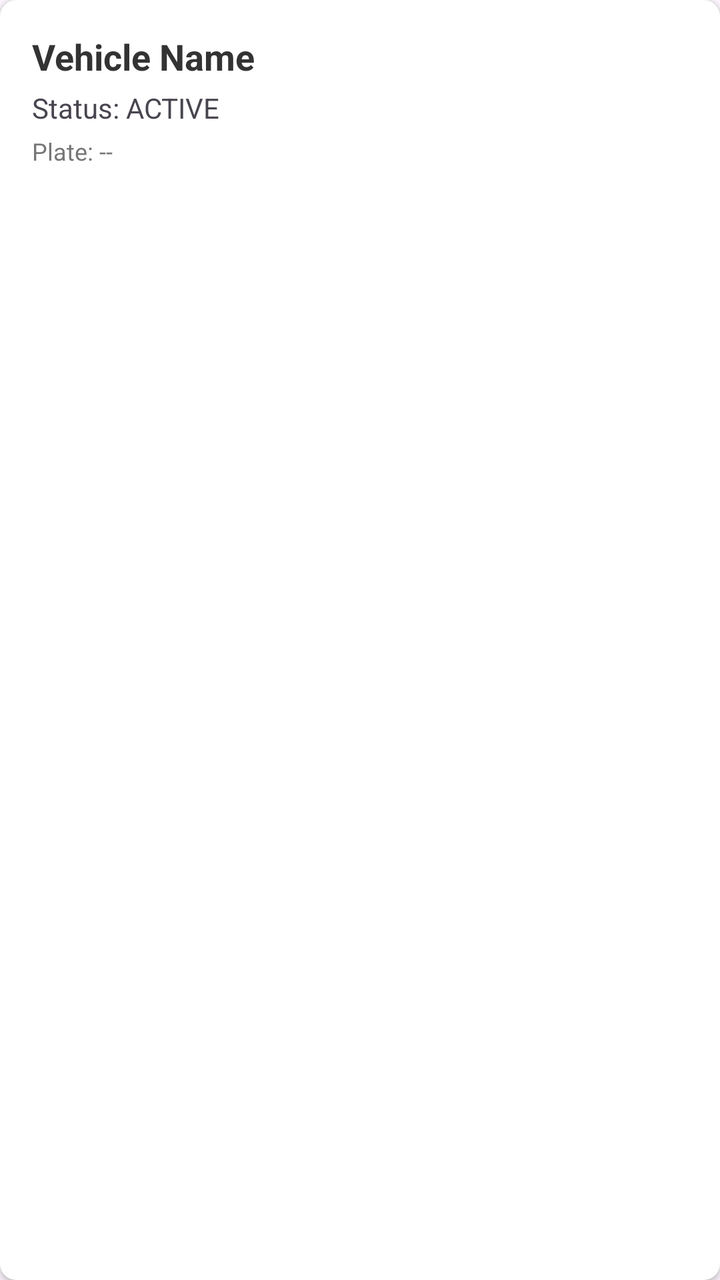
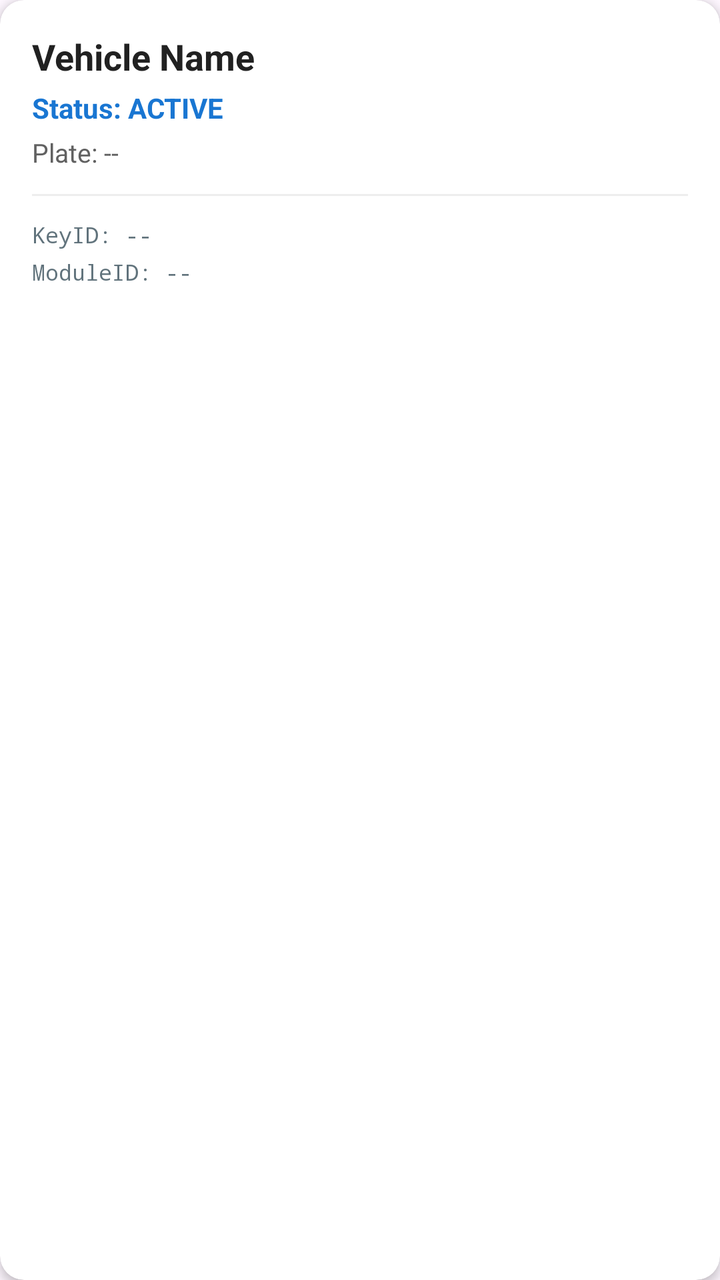

An Android layout rendered at two revisions. The XML below is the earlier revision; the diff shows what the commit changed to produce the second picture.
<!-- AndroidManifest.xml: application theme Theme._100_BasicCrypto -->
<!-- res/layout/item_digital_key.xml -->
<?xml version="1.0" encoding="utf-8"?>
<androidx.cardview.widget.CardView xmlns:android="http://schemas.android.com/apk/res/android"
    xmlns:app="http://schemas.android.com/apk/res-auto"
    android:layout_width="match_parent"
    android:layout_height="wrap_content"
    android:layout_marginBottom="8dp"
    app:cardCornerRadius="8dp"
    app:cardElevation="2dp">

    <LinearLayout
        android:layout_width="match_parent"
        android:layout_height="wrap_content"
        android:orientation="vertical"
        android:padding="16dp">

        <TextView
            android:id="@+id/tv_item_name"
            android:layout_width="wrap_content"
            android:layout_height="wrap_content"
            android:text="Vehicle Name"
            android:textSize="18sp"
            android:textStyle="bold"
            android:textColor="#333333" />

        <TextView
            android:id="@+id/tv_item_status"
            android:layout_width="wrap_content"
            android:layout_height="wrap_content"
            android:text="Status: ACTIVE"
            android:textSize="14sp"
            android:layout_marginTop="4dp" />

        <TextView
            android:id="@+id/tv_item_plate"
            android:layout_width="wrap_content"
            android:layout_height="wrap_content"
            android:text="Plate: --"
            android:textSize="12sp"
            android:textColor="#777777"
            android:layout_marginTop="4dp" />

    </LinearLayout>
</androidx.cardview.widget.CardView>
<!-- resources referenced by this layout -->
<resources>
  <style name="Theme._100_BasicCrypto" parent="Base.Theme._100_BasicCrypto" />
  <style name="Base.Theme._100_BasicCrypto" parent="Theme.Material3.DayNight.NoActionBar">
          
          
      </style>
</resources>

<!-- the commit's change to res/layout/item_digital_key.xml (unified diff, before → after) -->
@@ -4,8 +4,9 @@
     android:layout_width="match_parent"
     android:layout_height="wrap_content"
     android:layout_marginBottom="8dp"
-    app:cardCornerRadius="8dp"
-    app:cardElevation="2dp">
+    app:cardCornerRadius="12dp"
+    app:cardElevation="3dp"
+    app:cardBackgroundColor="@android:color/white">
 
     <LinearLayout
         android:layout_width="match_parent"
@@ -20,7 +21,7 @@
             android:text="Vehicle Name"
             android:textSize="18sp"
             android:textStyle="bold"
-            android:textColor="#333333" />
+            android:textColor="#212121" />
 
         <TextView
             android:id="@+id/tv_item_status"
@@ -28,6 +29,8 @@
             android:layout_height="wrap_content"
             android:text="Status: ACTIVE"
             android:textSize="14sp"
+            android:textColor="#1976D2"
+            android:textStyle="bold"
             android:layout_marginTop="4dp" />
 
         <TextView
@@ -35,8 +38,36 @@
             android:layout_width="wrap_content"
             android:layout_height="wrap_content"
             android:text="Plate: --"
-            android:textSize="12sp"
-            android:textColor="#777777"
+            android:textSize="13sp"
+            android:textColor="#616161"
+            android:layout_marginTop="4dp" />
+
+        <View
+            android:layout_width="match_parent"
+            android:layout_height="1dp"
+            android:background="#EEEEEE"
+            android:layout_marginTop="12dp"
+            android:layout_marginBottom="12dp"/>
+
+        <TextView
+            android:id="@+id/tv_item_keyid"
+            android:layout_width="wrap_content"
+            android:layout_height="wrap_content"
+            android:text="KeyID: --"
+            android:textSize="11sp"
+            android:fontFamily="monospace"
+            android:textColor="#455A64"
+            android:alpha="0.85" />
+
+        <TextView
+            android:id="@+id/tv_item_moduleid"
+            android:layout_width="wrap_content"
+            android:layout_height="wrap_content"
+            android:text="ModuleID: --"
+            android:textSize="11sp"
+            android:fontFamily="monospace"
+            android:textColor="#455A64"
+            android:alpha="0.85"
             android:layout_marginTop="4dp" />
 
     </LinearLayout>
